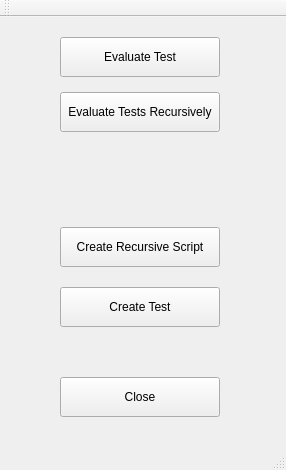
vircadia/vircadia-native-core, file tools/auto-tester/src/ui/AutoTester.ui: the form before one commit.
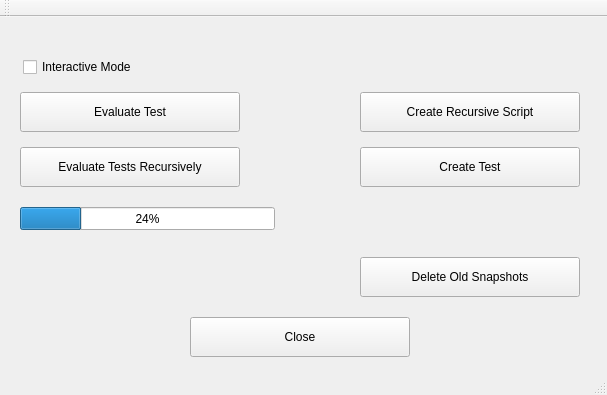
The form after the commit.

Diff of the .ui file:
```diff
--- a/tools/auto-tester/src/ui/AutoTester.ui
+++ b/tools/auto-tester/src/ui/AutoTester.ui
@@ -6,8 +6,8 @@
    <rect>
     <x>0</x>
     <y>0</y>
-    <width>286</width>
-    <height>470</height>
+    <width>607</width>
+    <height>395</height>
    </rect>
   </property>
   <property name="windowTitle">
@@ -17,9 +17,9 @@
    <widget class="QPushButton" name="closeButton">
     <property name="geometry">
      <rect>
-      <x>60</x>
-      <y>360</y>
-      <width>160</width>
+      <x>190</x>
+      <y>300</y>
+      <width>220</width>
       <height>40</height>
      </rect>
     </property>
@@ -30,9 +30,9 @@
    <widget class="QPushButton" name="createTestButton">
     <property name="geometry">
      <rect>
-      <x>60</x>
-      <y>270</y>
-      <width>160</width>
+      <x>360</x>
+      <y>130</y>
+      <width>220</width>
       <height>40</height>
      </rect>
     </property>
@@ -43,9 +43,9 @@
    <widget class="QPushButton" name="evaluateTestsButton">
     <property name="geometry">
      <rect>
-      <x>60</x>
-      <y>20</y>
-      <width>160</width>
+      <x>20</x>
+      <y>75</y>
+      <width>220</width>
       <height>40</height>
      </rect>
     </property>
@@ -56,9 +56,9 @@
    <widget class="QPushButton" name="createRecursiveScriptButton">
     <property name="geometry">
      <rect>
-      <x>60</x>
-      <y>210</y>
-      <width>160</width>
+      <x>360</x>
+      <y>75</y>
+      <width>220</width>
       <height>40</height>
      </rect>
     </property>
@@ -69,9 +69,9 @@
    <widget class="QPushButton" name="evaluateTestsRecursivelyButton">
     <property name="geometry">
      <rect>
-      <x>60</x>
-      <y>75</y>
-      <width>160</width>
+      <x>20</x>
+      <y>130</y>
+      <width>220</width>
       <height>40</height>
      </rect>
     </property>
@@ -79,6 +79,48 @@
      <string>Evaluate Tests Recursively</string>
     </property>
    </widget>
+   <widget class="QCheckBox" name="checkBoxInteractiveMode">
+    <property name="geometry">
+     <rect>
+      <x>23</x>
+      <y>40</y>
+      <width>131</width>
+      <height>20</height>
+     </rect>
+    </property>
+    <property name="toolTip">
+     <string>&lt;html&gt;&lt;head/&gt;&lt;body&gt;&lt;p&gt;If unchecked, will not show results during evaluation&lt;/p&gt;&lt;/body&gt;&lt;/html&gt;</string>
+    </property>
+    <property name="text">
+     <string>Interactive Mode</string>
+    </property>
+   </widget>
+   <widget class="QProgressBar" name="progressBar">
+    <property name="geometry">
+     <rect>
+      <x>20</x>
+      <y>190</y>
+      <width>255</width>
+      <height>23</height>
+     </rect>
+    </property>
+    <property name="value">
+     <number>24</number>
+    </property>
+   </widget>
+   <widget class="QPushButton" name="deleteOldSnapshotsButton">
+    <property name="geometry">
+     <rect>
+      <x>360</x>
+      <y>240</y>
+      <width>220</width>
+      <height>40</height>
+     </rect>
+    </property>
+    <property name="text">
+     <string>Delete Old Snapshots</string>
+    </property>
+   </widget>
   </widget>
   <widget class="QMenuBar" name="menuBar">
    <property name="geometry">
```
Left out of the diff: 2 changed lines with no effect on the pictures.
